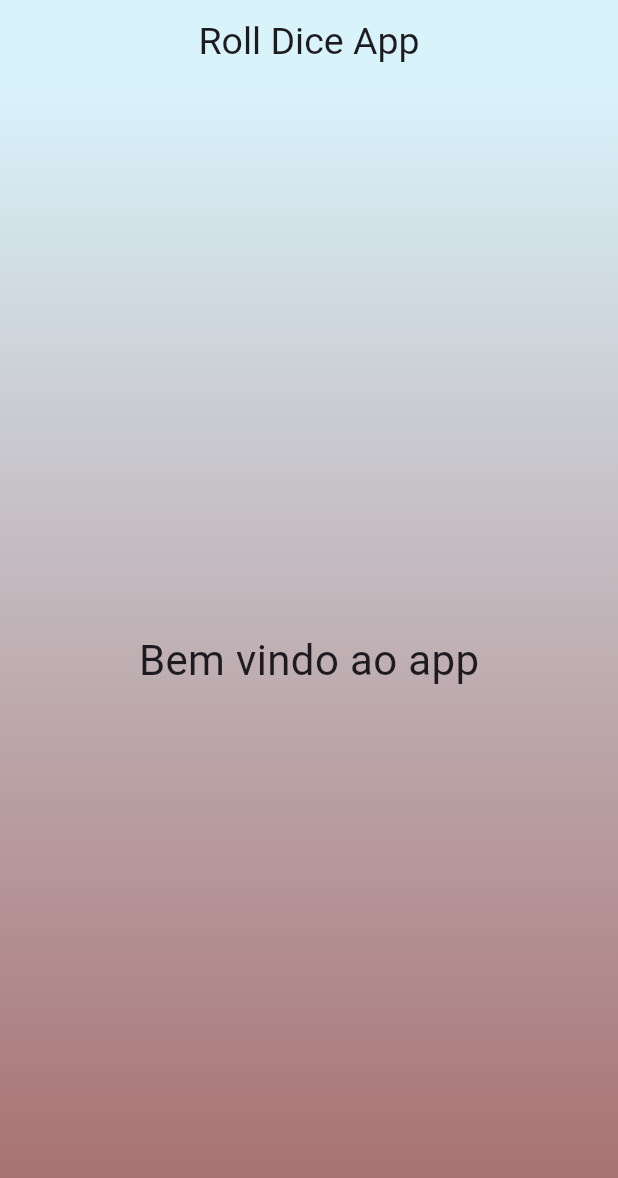
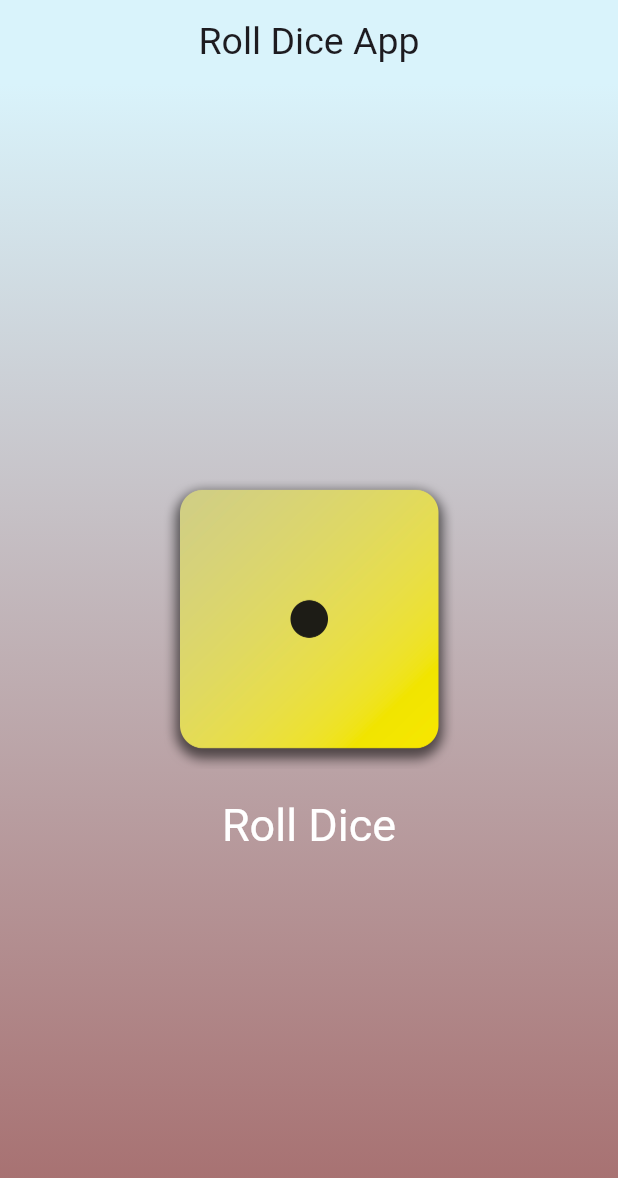
Before and after one commit to pireslima18/Roll_dice_app, a Flutter app: the screen it shows after launch, on a phone screen of 412 x 824 dp. Shown: the top 1178 px of the screen. Run offline on Flutter 3.47's test engine with Material 3 defaults, Android fonts, the phone set to English and light mode, and no system bars.

Commit message:
Subindo ajustes no código, adicionado assets e utilizando imagens

```diff
--- a/lib/gradient_container.dart
+++ b/lib/gradient_container.dart
@@ -8,6 +8,9 @@ class GradientContainer extends StatelessWidget{
   GradientContainer(this.colors, {super.key});
 
   List colors;
+
+  void onPressed() {
+  }
 
   @override
   Widget build(context) {
@@ -24,7 +27,30 @@ class GradientContainer extends StatelessWidget{
         )
       ),
       child: Center(
-        child: StyledText("Bem vindo ao app")
+        // child: StyledText("Bem vindo ao app")
+        child: Column(
+          mainAxisSize: MainAxisSize.min,
+          children: [
+            Image.asset(
+              'assets/images/dice-1.png',
+              height: 200,
+            ),
+            TextButton(
+              onPressed: onPressed,
+              style: TextButton.styleFrom(
+                foregroundColor: Colors.white,
+                textStyle: const TextStyle(
+                  fontSize: 30
+                ),
+                padding: const EdgeInsets.only(
+                  top: 20
+                )
+
+              ),
+              child: Text("Roll Dice")
+            )
+          ],
+        )
       ),
     );
   }
```
Also changed, not shown: pubspec.yaml (+7 -3 lines), assets/images/dice-1.png (added), assets/images/dice-2.png (added), assets/images/dice-3.png (added), assets/images/dice-4.png (added), assets/images/dice-5.png (added), assets/images/dice-6.png (added).
